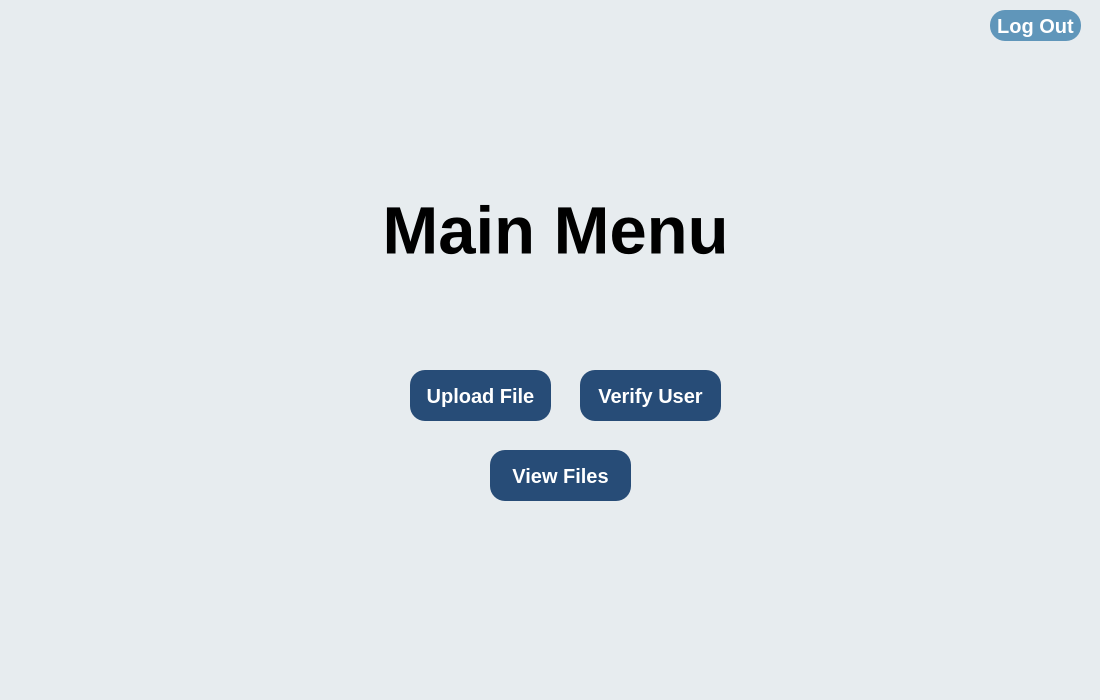
First picture: the form in src/desktop-client/client-404/mainmenu.ui, repository ElliceNels/fourohfour, before the edit.
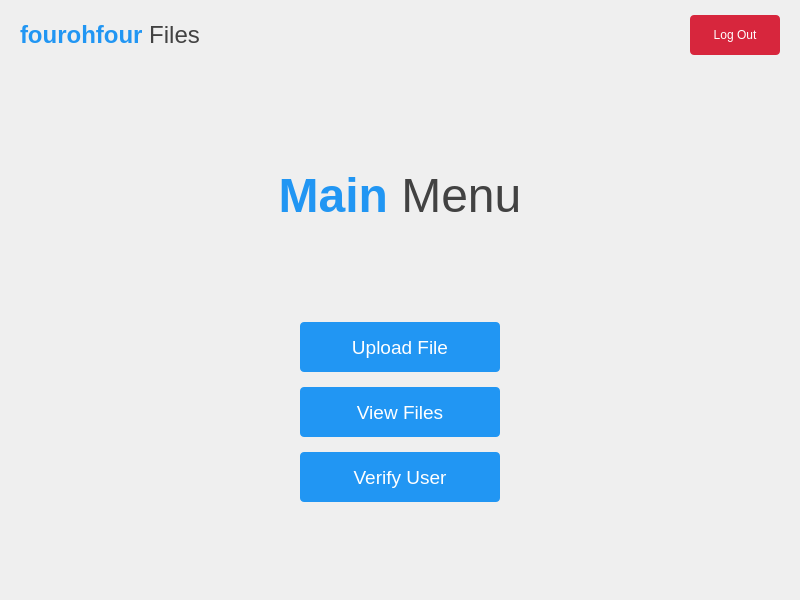
Second picture: the form after the edit.

```diff
--- a/src/desktop-client/client-404/mainmenu.ui
+++ b/src/desktop-client/client-404/mainmenu.ui
@@ -6,211 +6,283 @@
    <rect>
     <x>0</x>
     <y>0</y>
-    <width>1100</width>
-    <height>700</height>
+    <width>800</width>
+    <height>600</height>
    </rect>
   </property>
-  <property name="minimumSize">
-   <size>
-    <width>1100</width>
-    <height>700</height>
-   </size>
-  </property>
-  <property name="maximumSize">
-   <size>
-    <width>1100</width>
-    <height>700</height>
-   </size>
-  </property>
   <property name="windowTitle">
    <string>Form</string>
   </property>
-  <property name="styleSheet">
-   <string notr="true">background-color: rgb(231, 236, 239);</string>
-  </property>
-  <widget class="QLabel" name="titleLabel">
-   <property name="geometry">
-    <rect>
-     <x>300</x>
-     <y>180</y>
-     <width>511</width>
-     <height>101</height>
-    </rect>
+  <layout class="QVBoxLayout" name="mainVerticalLayout">
+   <property name="spacing">
+    <number>0</number>
    </property>
-   <property name="font">
-    <font>
-     <pointsize>50</pointsize>
-     <bold>true</bold>
-    </font>
+   <property name="leftMargin">
+    <number>0</number>
    </property>
-   <property name="styleSheet">
-    <string notr="true">color: rgb(0, 0, 0);</string>
+   <property name="topMargin">
+    <number>0</number>
    </property>
-   <property name="text">
-    <string>Main Menu</string>
+   <property name="rightMargin">
+    <number>0</number>
    </property>
-   <property name="alignment">
-    <set>Qt::AlignmentFlag::AlignCenter</set>
+   <property name="bottomMargin">
+    <number>0</number>
    </property>
-  </widget>
-  <widget class="QPushButton" name="uploadButton">
-   <property name="geometry">
-    <rect>
-     <x>410</x>
-     <y>370</y>
-     <width>141</width>
-     <height>51</height>
-    </rect>
-   </property>
-   <property name="font">
-    <font>
-     <pointsize>15</pointsize>
-     <bold>true</bold>
-    </font>
-   </property>
-   <property name="styleSheet">
-    <string notr="true">   QPushButton {
-        background-color: rgb(39, 76, 119);
-        border: 0px solid black;
-		  border-radius: 15px;
-        color: rgb(255, 255, 255);
-    }
-
-    QPushButton:hover {
-        background-color: rgb(30, 60, 100); 
-    }
-
-    QPushButton:pressed {
-        background-color: rgb(20, 45, 80); 
-    }
-
-</string>
-   </property>
-   <property name="text">
-    <string>Upload File</string>
-   </property>
-   <property name="flat">
-    <bool>true</bool>
-   </property>
-  </widget>
-  <widget class="QPushButton" name="verifyButton">
-   <property name="geometry">
-    <rect>
-     <x>580</x>
-     <y>370</y>
-     <width>141</width>
-     <height>51</height>
-    </rect>
-   </property>
-   <property name="font">
-    <font>
-     <pointsize>15</pointsize>
-     <bold>true</bold>
-    </font>
-   </property>
-   <property name="styleSheet">
-    <string notr="true">   QPushButton {
-        background-color: rgb(39, 76, 119);
-        border: 0px solid black;
-		  border-radius: 15px;
-        color: rgb(255, 255, 255);
-    }
-
-    QPushButton:hover {
-        background-color: rgb(30, 60, 100); 
-    }
-
-    QPushButton:pressed {
-        background-color: rgb(20, 45, 80); 
-    }
-
-</string>
-   </property>
-   <property name="text">
-    <string>Verify User</string>
-   </property>
-   <property name="flat">
-    <bool>true</bool>
-   </property>
-  </widget>
-  <widget class="QPushButton" name="logOutButton">
-   <property name="geometry">
-    <rect>
-     <x>990</x>
-     <y>10</y>
-     <width>91</width>
-     <height>31</height>
-    </rect>
-   </property>
-   <property name="font">
-    <font>
-     <pointsize>15</pointsize>
-     <bold>true</bold>
-    </font>
-   </property>
-   <property name="styleSheet">
-    <string notr="true"> QPushButton {
-        background-color: rgb(96, 150, 186);
-        border: 0px solid black;
-		  border-radius: 15px;
-        color: rgb(255, 255, 255);
-    }
-
-    QPushButton:hover {
-        background-color: #2980b9;
-    }
-
-    QPushButton:pressed {
-        background-color: #1c5980;
-    }</string>
-   </property>
-   <property name="text">
-    <string>Log Out</string>
-   </property>
-   <property name="flat">
-    <bool>true</bool>
-   </property>
-  </widget>
-  <widget class="QPushButton" name="viewFilesButton">
-   <property name="geometry">
-    <rect>
-     <x>490</x>
-     <y>450</y>
-     <width>141</width>
-     <height>51</height>
-    </rect>
-   </property>
-   <property name="font">
-    <font>
-     <pointsize>15</pointsize>
-     <bold>true</bold>
-    </font>
-   </property>
-   <property name="styleSheet">
-    <string notr="true">   QPushButton {
-        background-color: rgb(39, 76, 119);
-        border: 0px solid black;
-		  border-radius: 15px;
-        color: rgb(255, 255, 255);
-    }
-
-    QPushButton:hover {
-        background-color: rgb(30, 60, 100); 
-    }
-
-    QPushButton:pressed {
-        background-color: rgb(20, 45, 80); 
-    }
-
-</string>
-   </property>
-   <property name="text">
-    <string>View Files</string>
-   </property>
-   <property name="flat">
-    <bool>true</bool>
-   </property>
-  </widget>
+   <item>
+    <widget class="QFrame" name="headingBarFrame">
+     <property name="minimumSize">
+      <size>
+       <width>0</width>
+       <height>70</height>
+      </size>
+     </property>
+     <property name="maximumSize">
+      <size>
+       <width>16777215</width>
+       <height>70</height>
+      </size>
+     </property>
+     <property name="frameShape">
+      <enum>QFrame::Shape::NoFrame</enum>
+     </property>
+     <layout class="QHBoxLayout" name="headingBarLayout">
+      <property name="spacing">
+       <number>15</number>
+      </property>
+      <property name="leftMargin">
+       <number>20</number>
+      </property>
+      <property name="topMargin">
+       <number>0</number>
+      </property>
+      <property name="rightMargin">
+       <number>20</number>
+      </property>
+      <property name="bottomMargin">
+       <number>0</number>
+      </property>
+      <item>
+       <widget class="QLabel" name="appLogoLabel">
+        <property name="text">
+         <string>&lt;html&gt;&lt;head/&gt;&lt;body&gt;&lt;p&gt;&lt;span style=&quot; font-size:18pt; font-weight:600; color:#2196F3;&quot;&gt;fourohfour&lt;/span&gt;&lt;span style=&quot; font-size:18pt; color:#424242;&quot;&gt; Files&lt;/span&gt;&lt;/p&gt;&lt;/body&gt;&lt;/html&gt;</string>
+        </property>
+       </widget>
+      </item>
+      <item>
+       <spacer name="headingBarSpacer">
+        <property name="orientation">
+         <enum>Qt::Orientation::Horizontal</enum>
+        </property>
+        <property name="sizeHint" stdset="0">
+         <size>
+          <width>40</width>
+          <height>20</height>
+         </size>
+        </property>
+       </spacer>
+      </item>
+      <item>
+       <widget class="QPushButton" name="logOutButton">
+        <property name="minimumSize">
+         <size>
+          <width>90</width>
+          <height>40</height>
+         </size>
+        </property>
+        <property name="styleSheet">
+         <string notr="true">QPushButton {
+    background-color: #d7263d;
+    color: white;
+    border: none;
+    border-radius: 4px;
+}
+QPushButton:hover {
+    background-color: #E53935;
+}
+QPushButton:pressed {
+    background-color: #C62828;
+}</string>
+        </property>
+        <property name="text">
+         <string>Log Out</string>
+        </property>
+       </widget>
+      </item>
+     </layout>
+    </widget>
+   </item>
+   <item>
+    <spacer name="topContentSpacer">
+     <property name="orientation">
+      <enum>Qt::Orientation::Vertical</enum>
+     </property>
+     <property name="sizeHint" stdset="0">
+      <size>
+       <width>20</width>
+       <height>40</height>
+      </size>
+     </property>
+    </spacer>
+   </item>
+   <item>
+    <widget class="QLabel" name="titleLabel">
+     <property name="text">
+      <string>&lt;html&gt;&lt;head/&gt;&lt;body&gt;&lt;p align=&quot;center&quot;&gt;&lt;span style=&quot; font-size:36pt; font-weight:600; color:#2196F3;&quot;&gt;Main &lt;/span&gt;&lt;span style=&quot; font-size:36pt; color:#424242;&quot;&gt;Menu&lt;/span&gt;&lt;/p&gt;&lt;/body&gt;&lt;/html&gt;</string>
+     </property>
+    </widget>
+   </item>
+   <item>
+    <spacer name="midContentSpacer">
+     <property name="orientation">
+      <enum>Qt::Orientation::Vertical</enum>
+     </property>
+     <property name="sizeHint" stdset="0">
+      <size>
+       <width>20</width>
+       <height>40</height>
+      </size>
+     </property>
+    </spacer>
+   </item>
+   <item>
+    <layout class="QHBoxLayout" name="buttonLayout">
+     <property name="spacing">
+      <number>20</number>
+     </property>
+     <item>
+      <spacer name="leftButtonSpacer">
+       <property name="orientation">
+        <enum>Qt::Orientation::Horizontal</enum>
+       </property>
+       <property name="sizeHint" stdset="0">
+        <size>
+         <width>40</width>
+         <height>20</height>
+        </size>
+       </property>
+      </spacer>
+     </item>
+     <item>
+      <layout class="QVBoxLayout" name="verticalLayout">
+       <property name="spacing">
+        <number>15</number>
+       </property>
+       <item>
+        <widget class="QPushButton" name="uploadButton">
+         <property name="minimumSize">
+          <size>
+           <width>200</width>
+           <height>50</height>
+          </size>
+         </property>
+         <property name="styleSheet">
+          <string notr="true">QPushButton {
+    background-color: #2196F3;
+    color: white;
+    border: none;
+    border-radius: 4px;
+    font-size: 14pt;
+}
+QPushButton:hover {
+    background-color: #1976D2;
+}
+QPushButton:pressed {
+    background-color: #1565C0;
+}</string>
+         </property>
+         <property name="text">
+          <string>Upload File</string>
+         </property>
+        </widget>
+       </item>
+       <item>
+        <widget class="QPushButton" name="viewFilesButton">
+         <property name="minimumSize">
+          <size>
+           <width>200</width>
+           <height>50</height>
+          </size>
+         </property>
+         <property name="styleSheet">
+          <string notr="true">QPushButton {
+    background-color: #2196F3;
+    color: white;
+    border: none;
+    border-radius: 4px;
+    font-size: 14pt;
+}
+QPushButton:hover {
+    background-color: #1976D2;
+}
+QPushButton:pressed {
+    background-color: #1565C0;
+}</string>
+         </property>
+         <property name="text">
+          <string>View Files</string>
+         </property>
+        </widget>
+       </item>
+       <item>
+        <widget class="QPushButton" name="verifyButton">
+         <property name="minimumSize">
+          <size>
+           <width>200</width>
+           <height>50</height>
+          </size>
+         </property>
+         <property name="styleSheet">
+          <string notr="true">QPushButton {
+    background-color: #2196F3;
+    color: white;
+    border: none;
+    border-radius: 4px;
+    font-size: 14pt;
+}
+QPushButton:hover {
+    background-color: #1976D2;
+}
+QPushButton:pressed {
+    background-color: #1565C0;
+}</string>
+         </property>
+         <property name="text">
+          <string>Verify User</string>
+         </property>
+        </widget>
+       </item>
+      </layout>
+     </item>
+     <item>
+      <spacer name="rightButtonSpacer">
+       <property name="orientation">
+        <enum>Qt::Orientation::Horizontal</enum>
+       </property>
+       <property name="sizeHint" stdset="0">
+        <size>
+         <width>40</width>
+         <height>20</height>
+        </size>
+       </property>
+      </spacer>
+     </item>
+    </layout>
+   </item>
+   <item>
+    <spacer name="bottomContentSpacer">
+     <property name="orientation">
+      <enum>Qt::Orientation::Vertical</enum>
+     </property>
+     <property name="sizeHint" stdset="0">
+      <size>
+       <width>20</width>
+       <height>40</height>
+      </size>
+     </property>
+    </spacer>
+   </item>
+  </layout>
  </widget>
  <resources/>
  <connections/>
```
Left out of the diff: 2 changed lines with no effect on the pictures.
